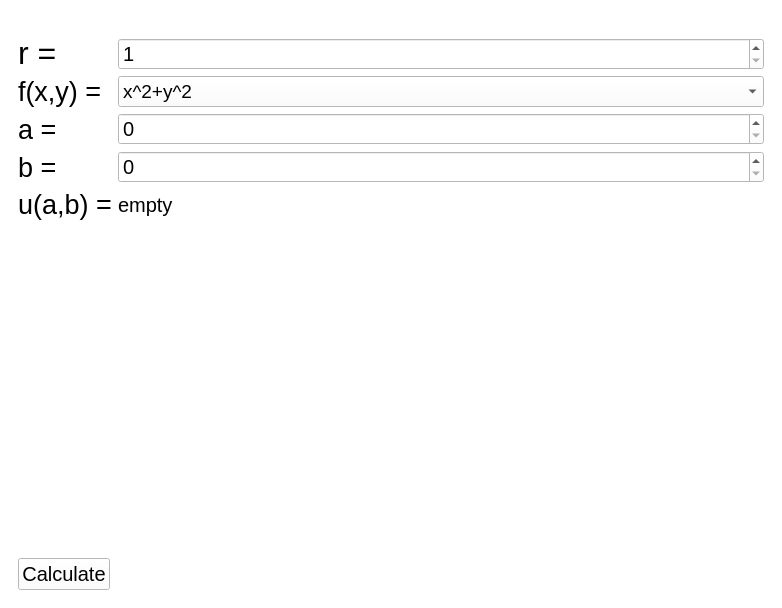
The window that MainWindow.ui (Tigran-teq-Tadevosyan/malmheden-algorithm) describes before a commit, drawn with Qt 5.
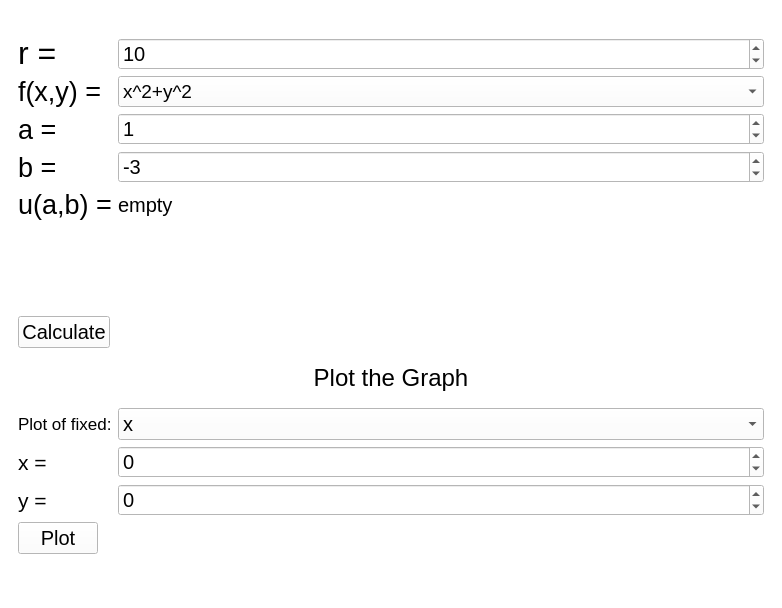
The same window after the commit. Icons and pictures are not drawn.

Commit message: Added the plotting functionality

What changed in the file:
```diff
--- a/MainWindow.ui
+++ b/MainWindow.ui
@@ -68,6 +68,9 @@
          <property name="maximum">
           <number>9999</number>
          </property>
+         <property name="value">
+          <number>10</number>
+         </property>
         </widget>
        </item>
        <item row="1" column="0">
@@ -145,9 +148,15 @@
            <pointsize>15</pointsize>
           </font>
          </property>
+         <property name="minimum">
+          <number>-9999</number>
+         </property>
          <property name="maximum">
           <number>9999</number>
          </property>
+         <property name="value">
+          <number>1</number>
+         </property>
         </widget>
        </item>
        <item row="4" column="0">
@@ -169,9 +178,15 @@
            <pointsize>15</pointsize>
           </font>
          </property>
+         <property name="minimum">
+          <number>-9999</number>
+         </property>
          <property name="maximum">
           <number>9999</number>
          </property>
+         <property name="value">
+          <number>-3</number>
+         </property>
         </widget>
        </item>
        <item row="5" column="0">
@@ -198,6 +213,19 @@
          </property>
         </widget>
        </item>
+       <item row="6" column="0">
+        <spacer name="verticalSpacer">
+         <property name="orientation">
+          <enum>Qt::Vertical</enum>
+         </property>
+         <property name="sizeHint" stdset="0">
+          <size>
+           <width>20</width>
+           <height>15</height>
+          </size>
+         </property>
+        </spacer>
+       </item>
        <item row="7" column="0">
         <widget class="QPushButton" name="CalculateButton">
          <property name="maximumSize">
@@ -225,18 +253,141 @@
          </property>
         </widget>
        </item>
+      </layout>
+     </widget>
+    </item>
+    <item>
+     <widget class="QLabel" name="label_7">
+      <property name="minimumSize">
+       <size>
+        <width>0</width>
+        <height>30</height>
+       </size>
+      </property>
+      <property name="maximumSize">
+       <size>
+        <width>16777215</width>
+        <height>30</height>
+       </size>
+      </property>
+      <property name="font">
+       <font>
+        <pointsize>18</pointsize>
+       </font>
+      </property>
+      <property name="text">
+       <string>Plot the Graph</string>
+      </property>
+      <property name="alignment">
+       <set>Qt::AlignCenter</set>
+      </property>
+     </widget>
+    </item>
+    <item>
+     <widget class="QWidget" name="widget_2" native="true">
+      <property name="minimumSize">
+       <size>
+        <width>0</width>
+        <height>200</height>
+       </size>
+      </property>
+      <layout class="QFormLayout" name="formLayout_2">
+       <item row="3" column="0">
+        <widget class="QLabel" name="label_8">
+         <property name="font">
+          <font>
+           <pointsize>13</pointsize>
+          </font>
+         </property>
+         <property name="text">
+          <string>Plot of fixed:</string>
+         </property>
+        </widget>
+       </item>
+       <item row="7" column="0">
+        <widget class="QLabel" name="label_10">
+         <property name="font">
+          <font>
+           <pointsize>16</pointsize>
+          </font>
+         </property>
+         <property name="text">
+          <string>y = </string>
+         </property>
+        </widget>
+       </item>
+       <item row="7" column="1">
+        <widget class="QSpinBox" name="plottingYInput">
+         <property name="font">
+          <font>
+           <pointsize>15</pointsize>
+          </font>
+         </property>
+         <property name="minimum">
+          <number>-9999</number>
+         </property>
+         <property name="maximum">
+          <number>9999</number>
+         </property>
+        </widget>
+       </item>
+       <item row="3" column="1">
+        <widget class="QComboBox" name="plottingOptionInput">
+         <property name="font">
+          <font>
+           <pointsize>15</pointsize>
+          </font>
+         </property>
+         <item>
+          <property name="text">
+           <string>x</string>
+          </property>
+         </item>
+         <item>
+          <property name="text">
+           <string>y</string>
+          </property>
+         </item>
+        </widget>
+       </item>
+       <item row="6" column="1">
+        <widget class="QSpinBox" name="plottingXInput">
+         <property name="font">
+          <font>
+           <pointsize>15</pointsize>
+          </font>
+         </property>
+         <property name="minimum">
+          <number>-9999</number>
+         </property>
+         <property name="maximum">
+          <number>9999</number>
+         </property>
+        </widget>
+       </item>
        <item row="6" column="0">
-        <spacer name="verticalSpacer">
-         <property name="orientation">
-          <enum>Qt::Vertical</enum>
+        <widget class="QLabel" name="label_9">
+         <property name="font">
+          <font>
+           <pointsize>16</pointsize>
+          </font>
          </property>
-         <property name="sizeHint" stdset="0">
-          <size>
-           <width>20</width>
-           <height>15</height>
-          </size>
+         <property name="text">
+          <string>x = </string>
          </property>
-        </spacer>
+        </widget>
+       </item>
+       <item row="8" column="0">
+        <widget class="QPushButton" name="plotButton">
+         <property name="font">
+          <font>
+           <pointsize>15</pointsize>
+          </font>
+         </property>
+         <property name="text">
+          <string>Plot</string>
+         </property>
+        </widget>
        </item>
       </layout>
      </widget>
```
Left out of the diff: 19 changed lines with no effect on the pictures. The commit also changes 8 other files.
